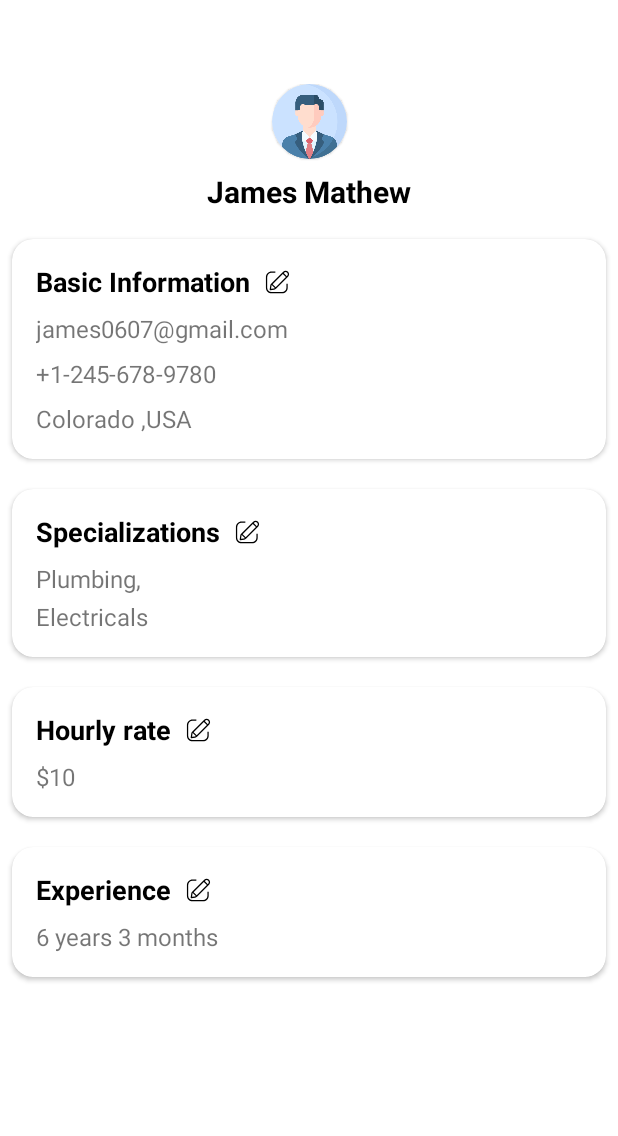
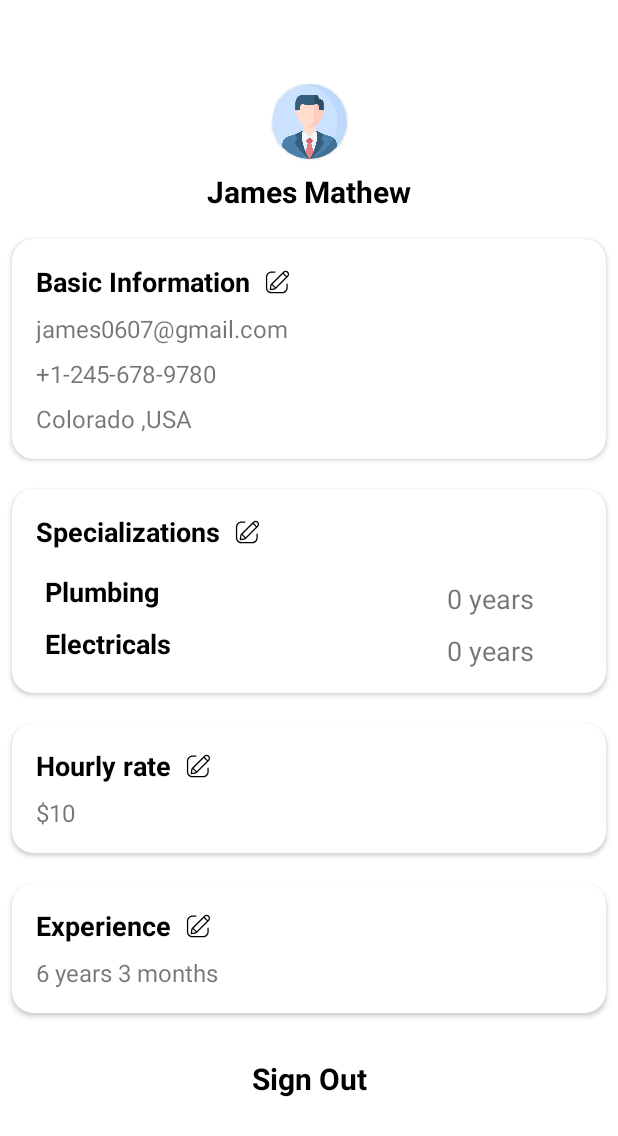
Before and after one commit to vishal-rathod-mob/LabourLink, an Android app built with Jetpack Compose: the fragment ProfileFragment shown on its own in the app's theme, on a phone screen of 412 x 824 dp. Shown: the top 1136 px of the screen. Run offline under Robolectric (Android 15) with nearby library versions, the phone set to English and light mode, and no system bars.

Commit message:
add experiences for each skill

```diff
--- a/app/src/main/java/com/procore/hackathon/labourlink/ui/profile/ProfileFragment.kt
+++ b/app/src/main/java/com/procore/hackathon/labourlink/ui/profile/ProfileFragment.kt
@@ -1,17 +1,20 @@
 package com.procore.hackathon.labourlink.ui.profile
 
 import android.os.Bundle
+import android.util.Log
 import android.view.LayoutInflater
 import android.view.View
 import android.view.ViewGroup
 import androidx.fragment.app.Fragment
 import androidx.fragment.app.activityViewModels
+import androidx.recyclerview.widget.LinearLayoutManager
 import com.procore.hackathon.labourlink.R
 import com.procore.hackathon.labourlink.databinding.FragmentNotificationsBinding
 import com.procore.hackathon.labourlink.ui.profile.editfragments.EditBasicInfoDialog
 import com.procore.hackathon.labourlink.ui.profile.editfragments.EditExperienceDialog
 import com.procore.hackathon.labourlink.ui.profile.editfragments.EditHourlyRateDialog
 import com.procore.hackathon.labourlink.ui.profile.editfragments.EditTradesDialog
+import com.procore.hackathon.labourlink.ui.profile.editfragments.ExperienceAdapter
 
 class ProfileFragment : Fragment() {
 
@@ -41,6 +44,11 @@ class ProfileFragment : Fragment() {
             layoutBasicInfo.textEmail.text = notificationsViewModel.email.value
             layoutBasicInfo.textPhone.text = notificationsViewModel.phone.value
             layoutBasicInfo.textAddress.text = notificationsViewModel.address.value
+
+            layoutTrades.rvExperiences.adapter = notificationsViewModel.specialization.value?.let {
+                ExperienceAdapter(it, false)
+            }
+            layoutTrades.rvExperiences.layoutManager = LinearLayoutManager(this@ProfileFragment.context)
 
             layoutBasicInfo.btnEdit.setOnClickListener {
                 val dialogFragment = EditBasicInfoDialog()
@@ -81,11 +89,13 @@ class ProfileFragment : Fragment() {
                     getString(R.string.years_months, experience[0], experience[1])
             })
             notificationsViewModel.specialization.observe(viewLifecycleOwner) {
-                layoutTrades.textPlumbing.text =
-                        it?.joinToString(",\n\n")
+                (layoutTrades.rvExperiences.adapter as ExperienceAdapter?)?.updateList(it)
+                layoutTrades.rvExperiences.adapter?.notifyDataSetChanged()
+            }
+            signOut.setOnClickListener {
+                activity?.finish()
             }
         }
-
     }
 
     override fun onDestroyView() {
--- /dev/null
+++ b/app/src/main/java/com/procore/hackathon/labourlink/ui/profile/editfragments/ExperienceAdapter.kt
@@ -0,0 +1,51 @@
+package com.procore.hackathon.labourlink.ui.profile.editfragments
+
+import android.view.LayoutInflater
+import android.view.View
+import android.view.ViewGroup
+import androidx.recyclerview.widget.RecyclerView
+import com.procore.hackathon.labourlink.databinding.ItemExperienceBinding
+
+class ExperienceAdapter(private var list: Map<String, Int>, var isEditScreen: Boolean = true) :
+    RecyclerView.Adapter<RecyclerView.ViewHolder>() {
+    override fun onCreateViewHolder(parent: ViewGroup, viewType: Int): RecyclerView.ViewHolder {
+        val holder = ViewHolder(
+            ItemExperienceBinding.inflate(
+                LayoutInflater.from(parent.context),
+                parent,
+                false
+            )
+        )
+        return holder
+    }
+
+    fun updateList(newlist: Map<String, Int>) {
+        list = newlist
+    }
+
+    override fun getItemCount(): Int {
+        return list.size
+    }
+
+    override fun onBindViewHolder(holder: RecyclerView.ViewHolder, position: Int) {
+        if (holder is ViewHolder) {
+            holder.onBind(list, position, isEditScreen)
+        }
+    }
+
+    inner class ViewHolder(val binding: ItemExperienceBinding) :
+        RecyclerView.ViewHolder(binding.root) {
+        fun onBind(list: Map<String, Int>, position: Int, isEditScreen: Boolean) {
+            binding.specializationTitle.text = list.keys.toMutableList()[position]
+            if (isEditScreen) {
+                binding.textFieldName.visibility = View.VISIBLE
+                binding.textExperience.visibility = View.INVISIBLE
+                binding.textFieldName.editText?.setText(list.values.toMutableList()[position].toString())
+            } else {
+                binding.textFieldName.visibility = View.GONE
+                binding.textExperience.visibility = View.VISIBLE
+                binding.textExperience.text = "${list.values.toMutableList()[position]} years"
+            }
+        }
+    }
+}
--- a/app/src/main/res/layout/card_profile_trades.xml
+++ b/app/src/main/res/layout/card_profile_trades.xml
@@ -32,19 +32,6 @@
             app:layout_constraintStart_toStartOf="parent"
             app:layout_constraintTop_toTopOf="parent"/>
 
-        <TextView
-            android:id="@+id/text_plumbing"
-            android:layout_width="match_parent"
-            android:layout_height="wrap_content"
-            android:layout_marginStart="8dp"
-            android:layout_marginTop="8dp"
-            android:layout_marginEnd="8dp"
-            android:text="Plumbing"
-            android:lineSpacingMultiplier="0.7"
-            android:textSize="16sp"
-            app:layout_constraintEnd_toEndOf="parent"
-            app:layout_constraintStart_toStartOf="parent"
-            app:layout_constraintTop_toBottomOf="@id/text_trade_title" />
 
         <ImageButton
             android:id="@+id/btn_edit"
@@ -57,5 +44,12 @@
             app:layout_constraintBottom_toBottomOf="@id/text_trade_title"
             android:layout_marginStart="8dp"
             android:layout_marginEnd="14dp"/>
+
+        <androidx.recyclerview.widget.RecyclerView
+            android:id="@+id/rv_experiences"
+            android:layout_width="match_parent"
+            android:layout_height="wrap_content"
+            app:layout_constraintTop_toBottomOf="@id/text_trade_title"
+            android:layout_marginTop="10dp"/>
     </androidx.constraintlayout.widget.ConstraintLayout>
 </com.google.android.material.card.MaterialCardView>
--- a/app/src/main/res/layout/fragment_notifications.xml
+++ b/app/src/main/res/layout/fragment_notifications.xml
@@ -92,6 +92,18 @@
             <include
                 android:id="@+id/layout_experience"
                 layout="@layout/card_profile_experience" />
+
+            <TextView
+                android:id="@+id/sign_out"
+                android:layout_width="match_parent"
+                android:layout_height="wrap_content"
+                android:layout_gravity="center"
+                android:text="Sign Out"
+                android:textAlignment="center"
+                android:textColor="@color/black"
+                android:textSize="20sp"
+                android:textStyle="bold"
+                android:layout_marginTop="20dp"/>
         </LinearLayout>
     </ScrollView>
 </androidx.constraintlayout.widget.ConstraintLayout>
--- /dev/null
+++ b/app/src/main/res/layout/item_experience.xml
@@ -0,0 +1,53 @@
+<?xml version="1.0" encoding="utf-8"?>
+<androidx.constraintlayout.widget.ConstraintLayout xmlns:android="http://schemas.android.com/apk/res/android"
+    android:layout_width="match_parent"
+    android:layout_height="wrap_content"
+    xmlns:app="http://schemas.android.com/apk/res-auto">
+
+    <TextView
+        android:id="@+id/specialization_title"
+        android:layout_width="wrap_content"
+        android:layout_height="wrap_content"
+        android:layout_marginStart="14dp"
+        android:layout_marginEnd="8dp"
+        android:text="@string/experience"
+        android:textColor="@color/black"
+        android:textSize="18sp"
+        android:textStyle="bold"
+        app:layout_constraintStart_toStartOf="parent"
+        app:layout_constraintTop_toTopOf="parent"
+        app:layout_constraintBottom_toBottomOf="parent"
+        app:layout_constraintEnd_toStartOf="@id/text_field_name"
+        app:layout_constraintHorizontal_bias="0"/>
+
+    <com.google.android.material.textfield.TextInputLayout
+        android:id="@+id/text_field_name"
+        android:layout_width="100dp"
+        android:layout_height="wrap_content"
+        android:hint="Years"
+        app:layout_constraintEnd_toEndOf="parent"
+        app:layout_constraintTop_toTopOf="parent"
+        android:layout_marginEnd="20dp"
+        style="@style/Widget.MaterialComponents.TextInputLayout.OutlinedBox">
+
+        <com.google.android.material.textfield.TextInputEditText
+            android:layout_width="match_parent"
+            android:layout_height="wrap_content"
+            android:text="9"/>
+
+    </com.google.android.material.textfield.TextInputLayout>
+
+    <TextView
+        android:id="@+id/text_experience"
+        android:layout_width="wrap_content"
+        android:layout_height="wrap_content"
+        app:layout_constraintEnd_toEndOf="parent"
+        app:layout_constraintTop_toTopOf="@id/specialization_title"
+        app:layout_constraintBottom_toBottomOf="@id/specialization_title"
+        android:layout_marginEnd="40dp"
+        android:textSize="18dp"
+        android:text="3 years"
+        android:layout_marginTop="10dp"
+        android:visibility="gone"/>
+
+</androidx.constraintlayout.widget.ConstraintLayout>
```
Also changed, not shown: app/src/main/java/com/procore/hackathon/labourlink/ui/profile/ProfileViewModel.kt (+28 -10 lines), app/src/main/java/com/procore/hackathon/labourlink/ui/profile/editfragments/EditTradesDialog.kt (+28 -17 lines), app/src/main/res/layout/fragment_edit_trades.xml (+8 -10 lines).
